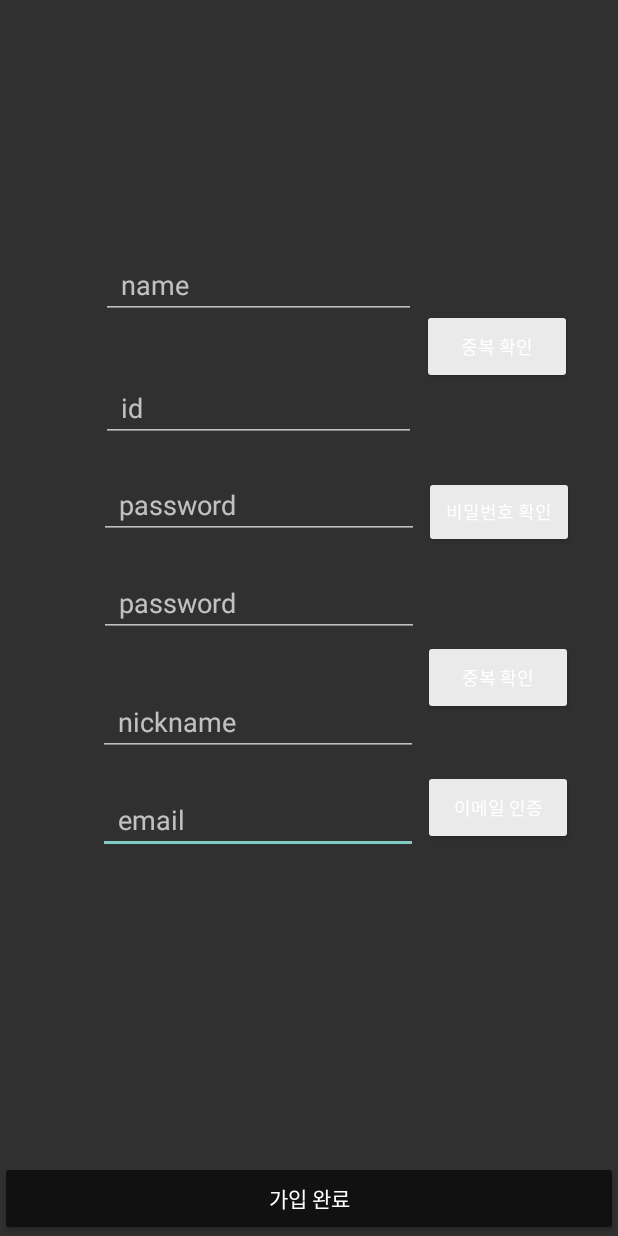
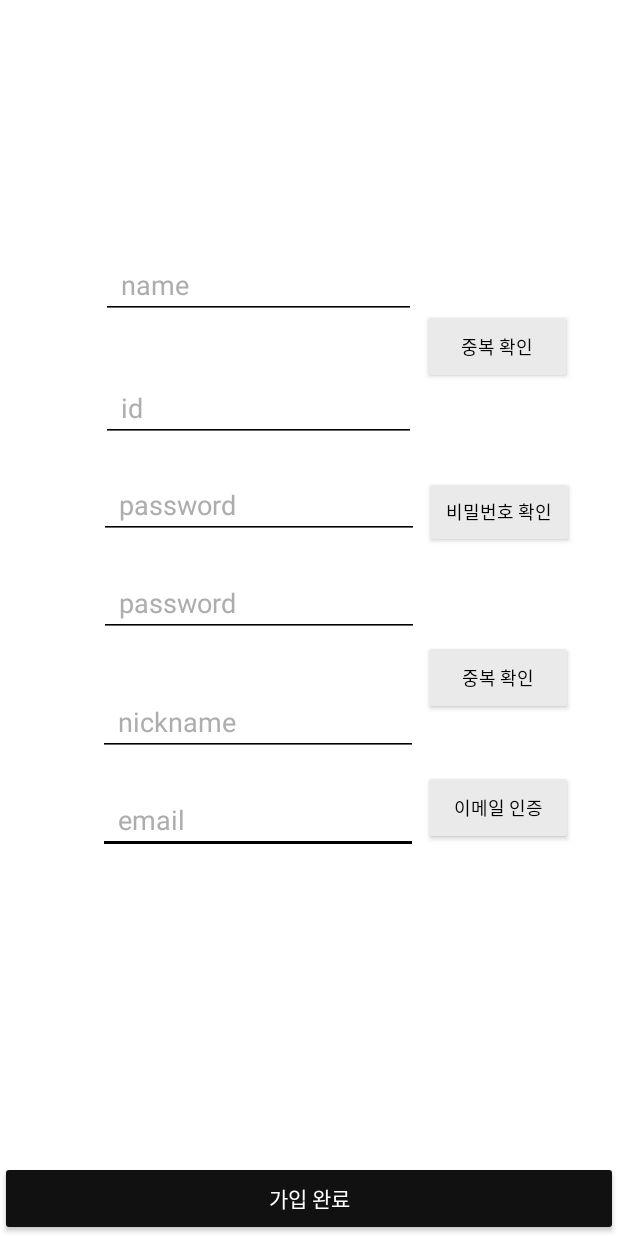
Before and after one commit to Pedal-BF/pedal_sports_app, an Android app: the RegisterActivity screen opened directly, with no data from a screen before it, on a phone screen of 412 x 824 dp. Run offline under Robolectric (Android 15) with nearby library versions, the phone set to English and light mode, and no system bars; our stand-ins replace Firebase (no records; nobody signed in at launch, a user with empty details on screens opened directly).

Commit message:
허윤아가 함

```diff
--- a/app/src/main/res/layout/activity_main.xml
+++ b/app/src/main/res/layout/activity_main.xml
@@ -32,6 +32,7 @@
         android:id="@+id/container"
         android:layout_width="match_parent"
         android:layout_height="match_parent"
+        android:background="#ffffff"
         android:layout_below="@id/header">
 
     </FrameLayout>
@@ -51,8 +52,8 @@
         android:layout_height="wrap_content"
         android:layout_alignParentBottom="true"
         android:background="#ffffff"
+        app:itemIconSize="33dp"
         app:itemIconTint="@color/black"
-        app:itemIconSize="33dp"
         app:labelVisibilityMode="unlabeled"
         app:layout_constraintBottom_toBottomOf="parent"
         app:menu="@menu/bottom_menu" />
--- a/app/src/main/res/layout/activity_register.xml
+++ b/app/src/main/res/layout/activity_register.xml
@@ -5,6 +5,7 @@
     xmlns:app="http://schemas.android.com/apk/res-auto"
     android:layout_width="match_parent"
     android:layout_height="match_parent"
+    android:background="@color/white"
     tools:context=".RegisterActivity">
 
     <EditText
@@ -14,7 +15,10 @@
         android:layout_marginTop="5dp"
         android:layout_marginBottom="196dp"
         android:ems="10"
+        android:backgroundTint="@color/black"
         android:hint="  email"
+        android:textColor="@color/black"
+        android:textColorHint="#adadad"
         android:inputType="textEmailAddress"
         app:layout_constraintBottom_toTopOf="@+id/btn_register"
         app:layout_constraintEnd_toEndOf="parent"
@@ -33,6 +37,7 @@
         android:backgroundTint="#EAEAEA"
         android:text="이메일 인증"
         android:textSize="12dp"
+        android:textColor="@color/black"
         app:layout_constraintBottom_toTopOf="@+id/btn_register"
         app:layout_constraintEnd_toEndOf="parent"
         app:layout_constraintStart_toEndOf="@+id/et_email"
@@ -59,6 +64,7 @@
         android:backgroundTint="#EAEAEA"
         android:text="비밀번호 확인"
         android:textSize="12dp"
+        android:textColor="@color/black"
         app:layout_constraintEnd_toEndOf="parent"
         app:layout_constraintStart_toEndOf="@+id/et_pwdcheck"
         app:layout_constraintTop_toBottomOf="@+id/btn_idcheck" />
@@ -70,7 +76,10 @@
         android:layout_marginTop="156dp"
         android:layout_marginBottom="25dp"
         android:ems="10"
+        android:backgroundTint="@color/black"
         android:hint="  name"
+        android:textColor="@color/black"
+        android:textColorHint="#adadad"
         android:inputType="textPersonName"
         app:layout_constraintBottom_toTopOf="@+id/et_id"
         app:layout_constraintEnd_toEndOf="parent"
@@ -85,7 +94,10 @@
         android:layout_marginTop="240dp"
         android:layout_marginBottom="5dp"
         android:ems="10"
+        android:backgroundTint="@color/black"
         android:hint="  id"
+        android:textColor="@color/black"
+        android:textColorHint="#adadad"
         android:inputType="textPersonName"
         app:layout_constraintBottom_toTopOf="@+id/et_pwd"
         app:layout_constraintEnd_toEndOf="parent"
@@ -99,7 +111,10 @@
         android:layout_height="wrap_content"
         android:layout_marginBottom="5dp"
         android:ems="10"
+        android:backgroundTint="@color/black"
         android:hint="  nickname"
+        android:textColor="@color/black"
+        android:textColorHint="#adadad"
         android:inputType="textPersonName"
         app:layout_constraintBottom_toTopOf="@+id/et_email"
         app:layout_constraintEnd_toEndOf="parent"
@@ -114,7 +129,10 @@
         android:layout_marginTop="5dp"
         android:layout_marginBottom="5dp"
         android:ems="10"
+        android:backgroundTint="@color/black"
         android:hint="  password"
+        android:textColor="@color/black"
+        android:textColorHint="#adadad"
         android:inputType="textPassword"
         app:layout_constraintBottom_toTopOf="@+id/et_pwdcheck"
         app:layout_constraintEnd_toEndOf="parent"
@@ -129,7 +147,10 @@
         android:layout_marginTop="5dp"
         android:layout_marginBottom="25dp"
         android:ems="10"
+        android:backgroundTint="@color/black"
         android:hint="  password"
+        android:textColor="@color/black"
+        android:textColorHint="#adadad"
         android:inputType="textPassword"
         app:layout_constraintBottom_toTopOf="@+id/et_nickname"
         app:layout_constraintEnd_toEndOf="parent"
@@ -147,6 +168,7 @@
         android:backgroundTint="#EAEAEA"
         android:text="중복 확인"
         android:textSize="12dp"
+        android:textColor="@color/black"
         app:layout_constraintBottom_toTopOf="@+id/btn_pwdcheck"
         app:layout_constraintEnd_toEndOf="parent"
         app:layout_constraintStart_toEndOf="@+id/et_id"
@@ -163,6 +185,7 @@
         android:backgroundTint="#EAEAEA"
         android:text="중복 확인"
         android:textSize="12dp"
+        android:textColor="@color/black"
         app:layout_constraintBottom_toTopOf="@+id/btn_emailcheck"
         app:layout_constraintEnd_toEndOf="parent"
         app:layout_constraintStart_toEndOf="@+id/et_nickname"
```
Also changed, not shown: app/src/main/java/com/bicontest/pedal_sports_app/RegisterActivity.java (+52 -27 lines), app/src/main/java/com/bicontest/pedal_sports_app/UserAccount.java (+15 -0 lines).
